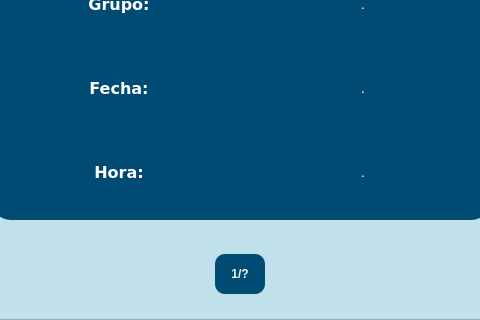
First picture: the form in src/resources/interface/Ventana_Eventos_1.ui, repository Yosoyepa/MyUnApp, before the edit; both pictures show x 220 to 700 and y 312 to 632 of the 921 by 632 pixel window.
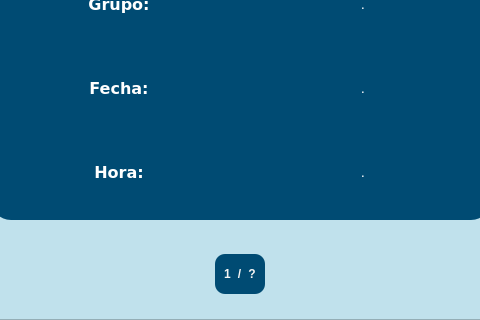
Second picture: the form after the edit. Icons and pictures are not drawn.

```diff
--- a/src/resources/interface/Ventana_Eventos_1.ui
+++ b/src/resources/interface/Ventana_Eventos_1.ui
@@ -683,13 +683,37 @@
                  </spacer>
                 </item>
                 <item>
-                 <widget class="QLabel" name="label">
+                 <widget class="QFrame" name="frame_3">
                   <property name="maximumSize">
                    <size>
                     <width>50</width>
                     <height>40</height>
                    </size>
                   </property>
+                  <property name="styleSheet">
+                   <string notr="true">
+	color: rgb(246, 245, 244);
+	
+	background-color: rgb(0, 75, 115);
+
+	border-radius: 10px;
+</string>
+                  </property>
+                  <property name="frameShape">
+                   <enum>QFrame::StyledPanel</enum>
+                  </property>
+                  <property name="frameShadow">
+                   <enum>QFrame::Raised</enum>
+                  </property>
+                  <layout class="QHBoxLayout" name="horizontalLayout_9">
+                   <item>
+                    <widget class="QLabel" name="currLabel">
+                     <property name="maximumSize">
+                      <size>
+                       <width>50</width>
+                       <height>40</height>
+                      </size>
+                     </property>
                   <property name="font">
                    <font>
                     <weight>75</weight>
@@ -709,11 +733,82 @@
 }</string>
                   </property>
                   <property name="text">
-                   <string>1/?</string>
+                      <string>1</string>
                   </property>
                   <property name="alignment">
                    <set>Qt::AlignCenter</set>
                   </property>
+                    </widget>
+                   </item>
+                   <item>
+                    <widget class="QLabel" name="maxLabel">
+                     <property name="maximumSize">
+                      <size>
+                       <width>50</width>
+                       <height>40</height>
+                      </size>
+                     </property>
+                     <property name="font">
+                      <font>
+                       <weight>75</weight>
+                       <bold>true</bold>
+                      </font>
+                     </property>
+                     <property name="layoutDirection">
+                      <enum>Qt::LeftToRight</enum>
+                     </property>
+                     <property name="styleSheet">
+                      <string notr="true">QLabel {
+	color: rgb(246, 245, 244);
+	
+	background-color: rgb(0, 75, 115);
+
+	border-radius: 10px;
+}</string>
+                     </property>
+                     <property name="text">
+                      <string>/</string>
+                     </property>
+                     <property name="alignment">
+                      <set>Qt::AlignCenter</set>
+                     </property>
+                    </widget>
+                   </item>
+                   <item>
+                    <widget class="QLabel" name="slashLabel">
+                     <property name="maximumSize">
+                      <size>
+                       <width>50</width>
+                       <height>40</height>
+                      </size>
+                     </property>
+                     <property name="font">
+                      <font>
+                       <weight>75</weight>
+                       <bold>true</bold>
+                      </font>
+                     </property>
+                     <property name="layoutDirection">
+                      <enum>Qt::LeftToRight</enum>
+                     </property>
+                     <property name="styleSheet">
+                      <string notr="true">QLabel {
+	color: rgb(246, 245, 244);
+	
+	background-color: rgb(0, 75, 115);
+
+	border-radius: 10px;
+}</string>
+                     </property>
+                     <property name="text">
+                      <string>?</string>
+                     </property>
+                     <property name="alignment">
+                      <set>Qt::AlignCenter</set>
+                     </property>
+                    </widget>
+                   </item>
+                  </layout>
                  </widget>
                 </item>
                 <item>
```
Lines whose indentation alone changed are shown as unchanged.
